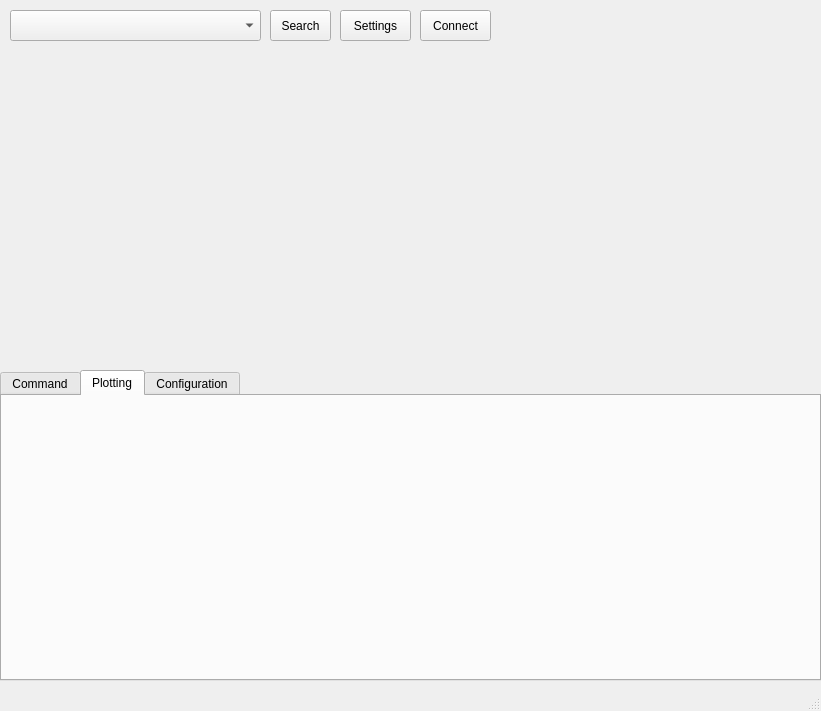
thecasterian/STM32-FC, file GroundControl/Src/main_window.ui: the form before one commit.
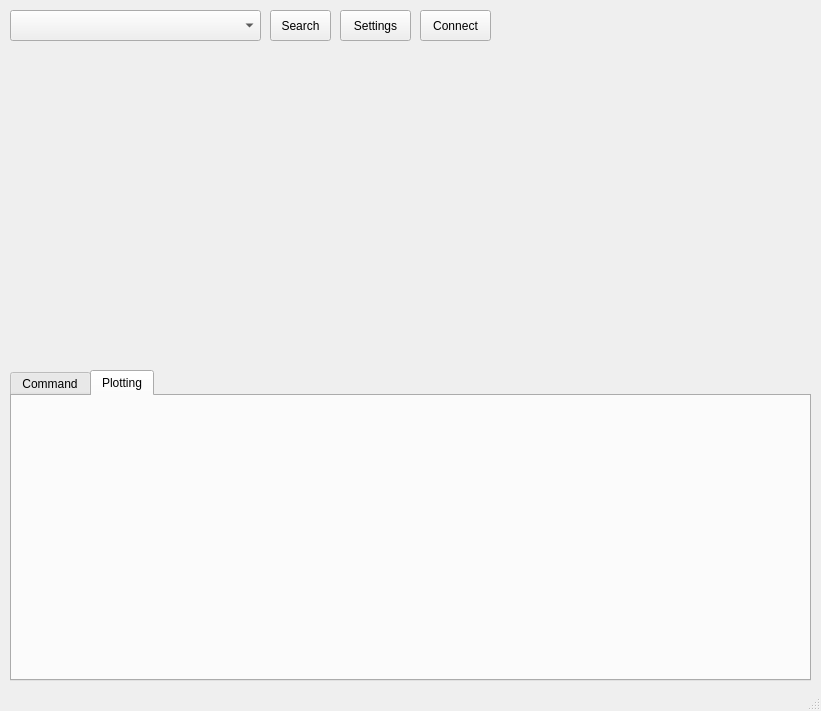
The form after the commit. The open tabs and pages were chosen to show the change. Custom widgets are drawn as their Qt base class.

Diff of the .ui file:
```diff
--- a/GroundControl/Src/main_window.ui
+++ b/GroundControl/Src/main_window.ui
@@ -97,9 +97,9 @@
    <widget class="QTabWidget" name="tabWidget">
     <property name="geometry">
      <rect>
-      <x>0</x>
+      <x>10</x>
       <y>370</y>
-      <width>821</width>
+      <width>801</width>
       <height>311</height>
      </rect>
     </property>
@@ -116,11 +116,6 @@
       <string>Plotting</string>
      </attribute>
     </widget>
-    <widget class="QWidget" name="CfgTab">
-     <attribute name="title">
-      <string>Configuration</string>
-     </attribute>
-    </widget>
    </widget>
   </widget>
   <widget class="QStatusBar" name="statusbar"/>
```
Left out of the diff: 11 changed lines with no effect on the pictures.
